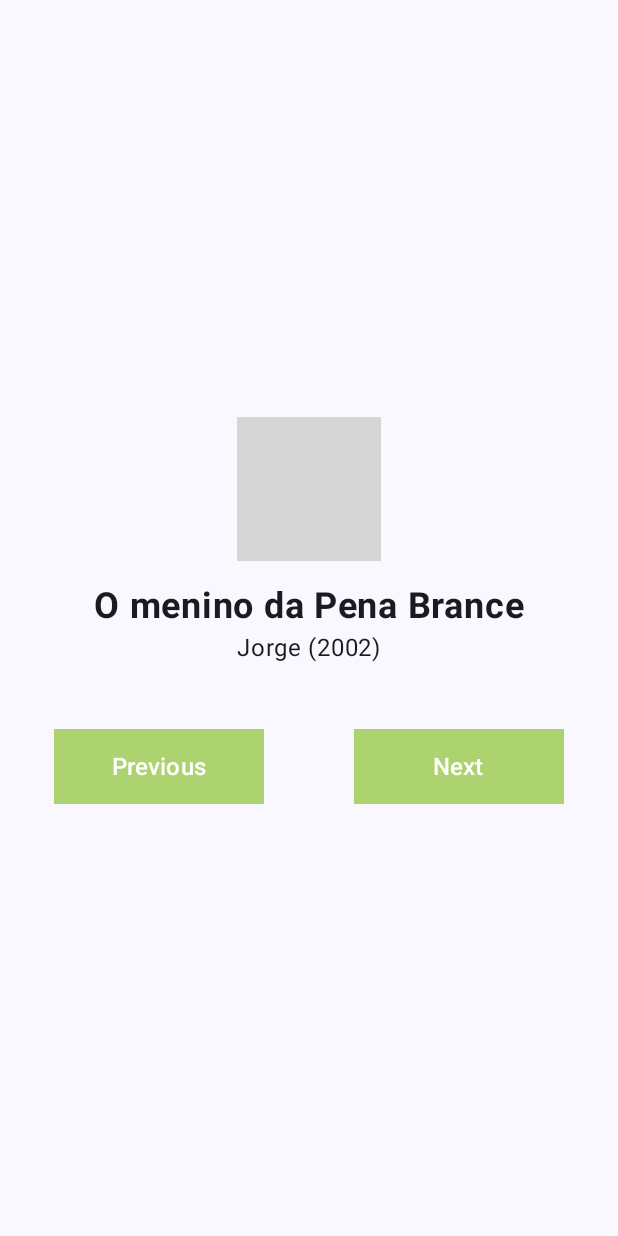
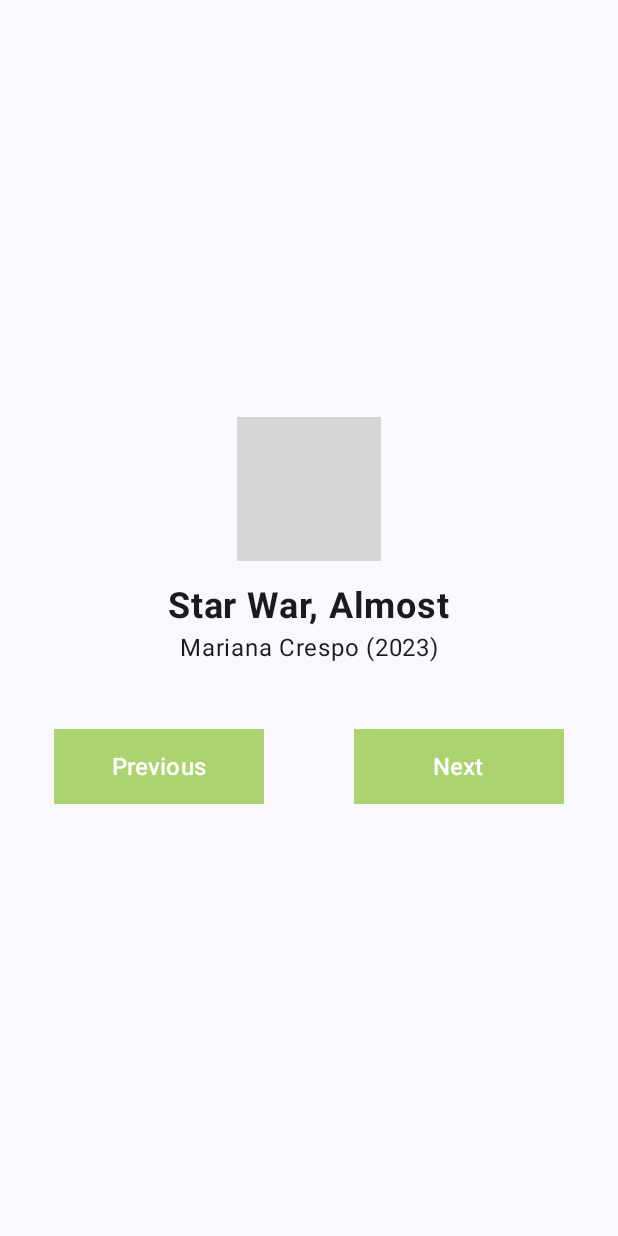
Before and after one commit to joaofcmont/BirthdayCard, an Android app built with Jetpack Compose: the screen it shows after launch (MainActivity), after a tap on "Previous", on a phone screen of 412 x 824 dp. Run offline under Robolectric (Android 15) with nearby library versions, the phone set to English and light mode, and no system bars; libraries missing offline, so code that uses them is left out: androidx.palette.graphics; grey boxes are pictures that could not be loaded.

Commit message:
V2 Art Space app

```diff
--- a/ArtSpace/app/build.gradle.kts
+++ b/ArtSpace/app/build.gradle.kts
@@ -55,11 +55,13 @@ dependencies {
     implementation("androidx.lifecycle:lifecycle-runtime-ktx:2.7.0")
     implementation("androidx.activity:activity-compose:1.8.2")
     implementation(platform("androidx.compose:compose-bom:2023.08.00"))
+    implementation ("androidx.palette:palette:1.0.0")
     implementation("androidx.compose.ui:ui")
     implementation("androidx.compose.ui:ui-graphics")
     implementation("androidx.compose.ui:ui-tooling-preview")
     implementation("androidx.compose.material3:material3")
     implementation("com.google.android.material:material:1.11.0")
+    implementation("androidx.palette:palette-ktx:1.0.0")
     testImplementation("junit:junit:4.13.2")
     androidTestImplementation("androidx.test.ext:junit:1.1.5")
     androidTestImplementation("androidx.test.espresso:espresso-core:3.5.1")
--- a/ArtSpace/app/src/main/java/com/example/artspace/MainActivity.kt
+++ b/ArtSpace/app/src/main/java/com/example/artspace/MainActivity.kt
@@ -1,12 +1,9 @@
 package com.example.artspace
 
 import android.os.Bundle
-import android.widget.Space
 import androidx.activity.ComponentActivity
 import androidx.activity.compose.setContent
 import androidx.compose.foundation.Image
-import androidx.compose.foundation.background
-import androidx.compose.foundation.clickable
 import androidx.compose.foundation.layout.Arrangement
 import androidx.compose.foundation.layout.Column
 import androidx.compose.foundation.layout.Row
@@ -14,22 +11,27 @@ import androidx.compose.foundation.layout.Spacer
 import androidx.compose.foundation.layout.fillMaxSize
 import androidx.compose.foundation.layout.height
 import androidx.compose.foundation.layout.padding
+import androidx.compose.foundation.layout.safeDrawingPadding
 import androidx.compose.foundation.layout.statusBarsPadding
 import androidx.compose.foundation.layout.width
-import androidx.compose.foundation.shape.CircleShape
+import androidx.compose.foundation.rememberScrollState
+import androidx.compose.foundation.verticalScroll
 import androidx.compose.material3.Button
-import androidx.compose.material3.ButtonDefaults
 import androidx.compose.material3.MaterialTheme
 import androidx.compose.material3.Surface
 import androidx.compose.material3.Text
 import androidx.compose.runtime.Composable
 import androidx.compose.runtime.getValue
+import androidx.compose.material3.ButtonDefaults
+import androidx.compose.runtime.LaunchedEffect
 import androidx.compose.runtime.mutableIntStateOf
 import androidx.compose.runtime.mutableStateOf
 import androidx.compose.runtime.remember
+import androidx.compose.runtime.setValue
+import androidx.compose.ui.graphics.Color
+import androidx.palette.graphics.Palette
 import androidx.compose.ui.Alignment
 import androidx.compose.ui.Modifier
-import androidx.compose.ui.graphics.Color
 import androidx.compose.ui.graphics.RectangleShape
 import androidx.compose.ui.res.painterResource
 import androidx.compose.ui.res.stringResource
@@ -38,7 +40,6 @@ import androidx.compose.ui.tooling.preview.Preview
 import androidx.compose.ui.unit.dp
 import androidx.compose.ui.unit.sp
 import com.example.artspace.ui.theme.ArtSpaceTheme
-import com.google.android.material.color.DynamicColors
 
 class MainActivity : ComponentActivity() {
     override fun onCreate(savedInstanceState: Bundle?) {
@@ -60,19 +61,35 @@ class MainActivity : ComponentActivity() {
 
 @Composable
 fun SpaceArtApp(modifier: Modifier = Modifier) {
-    val imageDataBase by remember {
-        mutableIntStateOf(1)
+
+    var imageDataBase by remember { mutableIntStateOf((1..3).random()) }
+
+    val image = when (imageDataBase) {
+        1 -> painterResource(id = R.drawable.image1)
+        2 -> painterResource(id = R.drawable.image2)
+        else -> painterResource(id = R.drawable.image3)
     }
-    val image = when(imageDataBase){
-        1 -> painterResource(R.drawable.image1)
-        2 -> painterResource(R.drawable.image2)
-        else -> painterResource(R.drawable.image3)
+
+    val text = when(imageDataBase) {
+        1 -> stringResource(R.string.image1)
+        2 -> stringResource(R.string.image2)
+        else -> stringResource(R.string.image3)
     }
+
+    val textDescription = when(imageDataBase){
+        1 -> stringResource(R.string.image1_description)
+        2 -> stringResource(R.string.image2_description)
+        else -> stringResource(R.string.image3_description)
+    }
+
+
     Column (
         modifier = Modifier
             .fillMaxSize()
             .statusBarsPadding()
-            .padding(20.dp),
+            .verticalScroll(rememberScrollState())
+            .safeDrawingPadding()
+        .padding(20.dp),
         horizontalAlignment = Alignment.CenterHorizontally,
         verticalArrangement = Arrangement.Center) {
         Image(
@@ -86,13 +103,13 @@ fun SpaceArtApp(modifier: Modifier = Modifier) {
             verticalArrangement = Arrangement.Center
         ){
             Text(
-                text = "O menino da Pena Brance",
+                text = text,
                 fontWeight = FontWeight.Bold,
                 fontSize = 24.sp,
                 modifier = Modifier.padding(top = 6.dp)
             )
             Text(
-                text = "Jorge (2002)",
+                text = textDescription,
                 modifier = Modifier.padding(2.dp)
             )
         }
@@ -100,7 +117,18 @@ fun SpaceArtApp(modifier: Modifier = Modifier) {
             modifier = Modifier.padding(top = 30.dp)
         ) {
             Button(
-                onClick = {},
+                onClick = {
+                    if (imageDataBase == 1 ) {
+                        imageDataBase=3
+                    }
+                    else if (imageDataBase == 2) {
+                        imageDataBase--
+                    }
+                    else if (imageDataBase == 3) {
+                        imageDataBase--
+
+                    }
+                },
                 modifier = Modifier
                     .height(50.dp)
                     .width(140.dp),
@@ -116,7 +144,19 @@ fun SpaceArtApp(modifier: Modifier = Modifier) {
             }
             Spacer(modifier = Modifier.padding(30.dp))
             Button(
-                onClick = {},
+                onClick = {
+                    if (imageDataBase == 1 ) {
+                        imageDataBase++
+                    }
+                    else if (imageDataBase == 2) {
+                        imageDataBase++
+                    }
+                    else if (imageDataBase == 3) {
+                        imageDataBase = 0
+                        imageDataBase++
+
+                    }
+                },
                 modifier = Modifier
                     .height(50.dp)
                     .width(140.dp),
--- a/ArtSpace/app/src/main/res/values/strings.xml
+++ b/ArtSpace/app/src/main/res/values/strings.xml
@@ -2,4 +2,15 @@
     <string name="app_name">Art Space</string>
     <string name="previous">Previous</string>
     <string name="next">Next</string>
+    <string name="image1">Star War, Almost</string>
+    <string name="image1_description">Mariana Crespo (2023)</string>
+
+    <string name="image2">Nature in Practice</string>
+    <string name="image2_description">Luis Severo (2018)</string>
+
+    <string name="image3">Drawings, a lot of them</string>
+    <string name="image3_description">Capitão Iglo (1923)</string>
+
+
+
 </resources>
```
